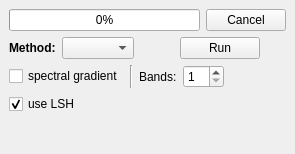
First picture: the form in gui/docks/clusteringdock.ui, repository gerbilvis/gerbil, before the edit.
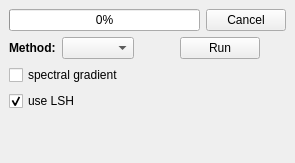
Second picture: the form after the edit. Icons and pictures are not drawn.

```diff
--- a/gui/docks/clusteringdock.ui
+++ b/gui/docks/clusteringdock.ui
@@ -7,7 +7,7 @@
     <x>0</x>
     <y>0</y>
     <width>295</width>
-    <height>154</height>
+    <height>163</height>
    </rect>
   </property>
   <property name="sizePolicy">
@@ -190,33 +190,6 @@
                  </property>
                 </widget>
                </item>
-               <item>
-                <widget class="Line" name="line_5">
-                 <property name="orientation">
-                  <enum>Qt::Vertical</enum>
-                 </property>
-                </widget>
-               </item>
-               <item>
-                <widget class="QLabel" name="label_11">
-                 <property name="toolTip">
-                  <string>number of bands (interpolated from real image bands)</string>
-                 </property>
-                 <property name="text">
-                  <string>Bands:</string>
-                 </property>
-                </widget>
-               </item>
-               <item>
-                <widget class="QSpinBox" name="usBandsSpinBox">
-                 <property name="toolTip">
-                  <string extracomment="use a reduced number of bands"/>
-                 </property>
-                 <property name="minimum">
-                  <number>1</number>
-                 </property>
-                </widget>
-               </item>
                <item>
                 <spacer name="horizontalSpacer_18">
                  <property name="orientation">
```
